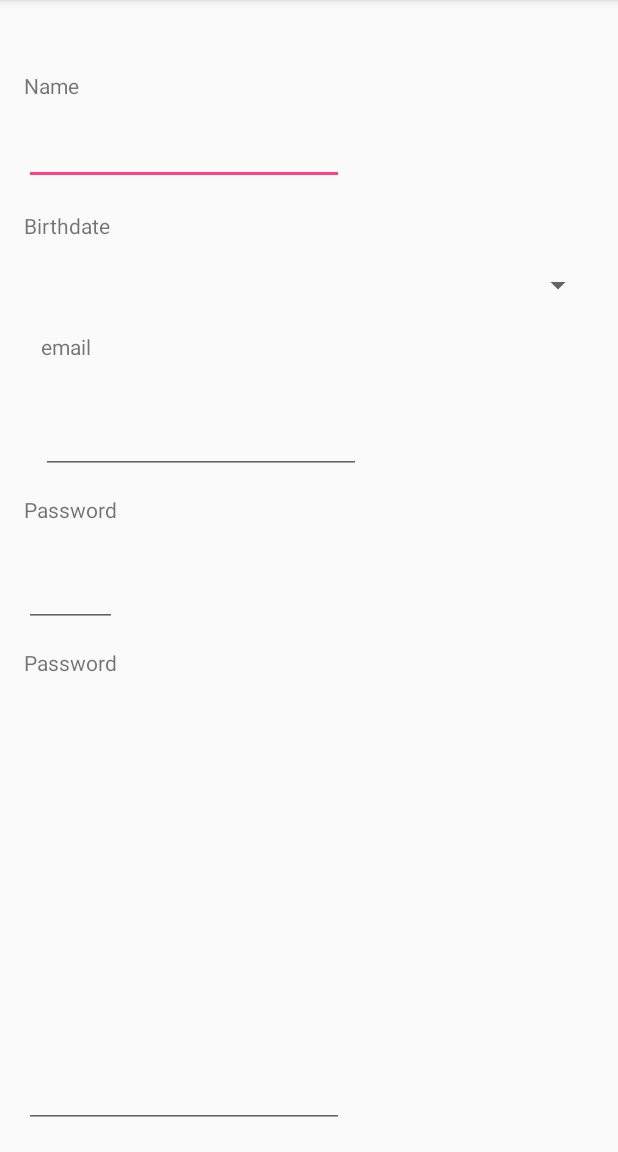
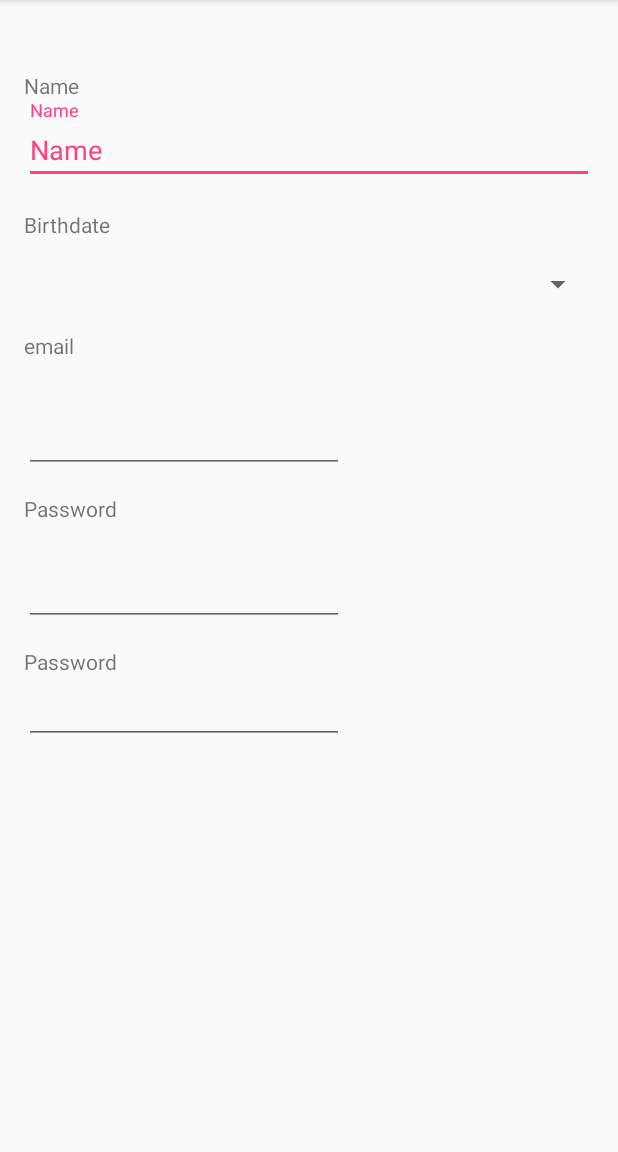
Before and after one commit to emuhlestein/FinancialPlanner, an Android app: the NewUserActivity screen opened directly, with no data from a screen before it, on a phone screen of 412 x 824 dp, the part 84-1236 px from its top. Run offline under Robolectric (Android 15) with nearby library versions, the phone set to English and light mode, and no system bars; our stand-ins replace ButterKnife.

Commit message:
Name in new user layout to use TextInputLayout.

```diff
--- a/retirementhelper/build.gradle
+++ b/retirementhelper/build.gradle
@@ -28,6 +28,7 @@ dependencies {
         exclude group: 'com.android.support', module: 'support-annotations'
     })
     compile 'com.android.support:appcompat-v7:25.1.0'
+    compile 'com.android.support:design:25.1.0'
     compile 'com.jakewharton:butterknife:7.0.1'
     testCompile 'junit:junit:4.12'
 }
--- a/retirementhelper/src/main/java/com/intelliviz/retirementhelper/ui/NewUserActivity.java
+++ b/retirementhelper/src/main/java/com/intelliviz/retirementhelper/ui/NewUserActivity.java
@@ -2,14 +2,21 @@ package com.intelliviz.retirementhelper.ui;
 
 import android.os.Bundle;
 import android.support.v7.app.AppCompatActivity;
+import android.widget.EditText;
 
 import com.intelliviz.retirementhelper.R;
 
+import butterknife.Bind;
+import butterknife.ButterKnife;
+
 public class NewUserActivity extends AppCompatActivity {
+    @Bind(R.id.name_edit_view) EditText mUserName;
 
     @Override
     protected void onCreate(Bundle savedInstanceState) {
         super.onCreate(savedInstanceState);
         setContentView(R.layout.activity_new_user);
+        ButterKnife.bind(this);
+        mUserName.setHint("Name");
     }
 }
--- a/retirementhelper/src/main/res/layout/activity_new_user.xml
+++ b/retirementhelper/src/main/res/layout/activity_new_user.xml
@@ -1,7 +1,8 @@
 <?xml version="1.0" encoding="utf-8"?>
-<RelativeLayout android:id="@+id/activity_new_user"
+<android.support.design.widget.CoordinatorLayout
     xmlns:android="http://schemas.android.com/apk/res/android"
     xmlns:tools="http://schemas.android.com/tools"
+    android:id="@+id/activity_new_user"
     android:layout_width="match_parent"
     android:layout_height="match_parent"
     android:paddingBottom="@dimen/activity_vertical_margin"
@@ -9,6 +10,10 @@
     android:paddingRight="@dimen/activity_horizontal_margin"
     android:paddingTop="@dimen/activity_vertical_margin"
     tools:context="com.intelliviz.retirementhelper.ui.NewUserActivity">
+    <LinearLayout
+        android:layout_width="match_parent"
+        android:layout_height="wrap_content"
+        android:orientation="vertical">
 
     <TextView
         android:text="@string/resgistration_name"
@@ -19,21 +24,25 @@
         android:layout_marginTop="31dp"
         android:id="@+id/name_text_view" />
 
+    <android.support.design.widget.TextInputLayout
+        android:id="@+id/input_layout_name"
+        android:layout_width="match_parent"
+        android:layout_height="wrap_content">
     <EditText
-        android:layout_width="wrap_content"
+        android:layout_width="match_parent"
         android:layout_height="wrap_content"
-        android:inputType="textPersonName"
-        android:ems="10"
-        android:layout_below="@+id/name_text_view"
-        android:layout_alignParentStart="true"
-        android:layout_marginTop="11dp"
-        android:id="@+id/name_edit_view" />
+        android:textColorHint="@color/colorAccent"
+        android:maxLines="1"
+        android:id="@+id/name_edit_view"
+
+        android:hint="Name"/>
+    </android.support.design.widget.TextInputLayout>
 
     <TextView
         android:text="@string/registration_birthdate"
         android:layout_width="wrap_content"
         android:layout_height="wrap_content"
-        android:layout_below="@+id/name_edit_view"
+        android:layout_below="@+id/input_layout_name"
         android:layout_alignParentStart="true"
         android:layout_marginTop="17dp"
         android:id="@+id/birthdate_text_view" />
@@ -102,4 +111,5 @@
         android:layout_alignParentBottom="true"
         android:layout_alignStart="@+id/password2_text_view"
         android:id="@+id/password2_edit_view" />
-</RelativeLayout>
+    </LinearLayout>
+</android.support.design.widget.CoordinatorLayout>
```
Also changed, not shown: 1 other file.
